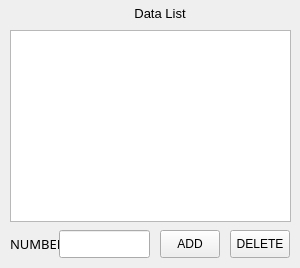
Old version of the form dataIO.ui in the repository BJIN-PARK/Edu.
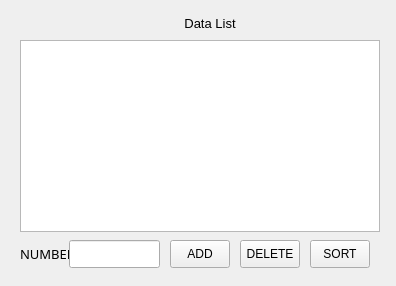
New version of the form.

Diff of the .ui file:
```diff
--- a/dataIO.ui
+++ b/dataIO.ui
@@ -6,8 +6,8 @@
    <rect>
     <x>0</x>
     <y>0</y>
-    <width>300</width>
-    <height>268</height>
+    <width>396</width>
+    <height>286</height>
    </rect>
   </property>
   <property name="windowTitle">
@@ -16,8 +16,8 @@
   <widget class="QPushButton" name="pushButton_deleteData">
    <property name="geometry">
     <rect>
-     <x>230</x>
-     <y>230</y>
+     <x>240</x>
+     <y>240</y>
      <width>60</width>
      <height>28</height>
     </rect>
@@ -29,8 +29,8 @@
   <widget class="QLabel" name="label">
    <property name="geometry">
     <rect>
-     <x>10</x>
-     <y>230</y>
+     <x>20</x>
+     <y>240</y>
      <width>51</width>
      <height>28</height>
     </rect>
@@ -48,8 +48,8 @@
   <widget class="QPushButton" name="pushButton_createData">
    <property name="geometry">
     <rect>
-     <x>160</x>
-     <y>230</y>
+     <x>170</x>
+     <y>240</y>
      <width>60</width>
      <height>28</height>
     </rect>
@@ -61,8 +61,8 @@
   <widget class="QLineEdit" name="line_dataIO">
    <property name="geometry">
     <rect>
-     <x>59</x>
-     <y>230</y>
+     <x>69</x>
+     <y>240</y>
      <width>91</width>
      <height>28</height>
     </rect>
@@ -74,8 +74,8 @@
   <widget class="QLabel" name="label_2">
    <property name="geometry">
     <rect>
-     <x>110</x>
-     <y>0</y>
+     <x>160</x>
+     <y>10</y>
      <width>100</width>
      <height>28</height>
     </rect>
@@ -87,13 +87,26 @@
   <widget class="QListWidget" name="listWidget_current">
    <property name="geometry">
     <rect>
-     <x>10</x>
-     <y>30</y>
-     <width>281</width>
+     <x>20</x>
+     <y>40</y>
+     <width>360</width>
      <height>192</height>
     </rect>
    </property>
   </widget>
+  <widget class="QPushButton" name="pushButton_sortData">
+   <property name="geometry">
+    <rect>
+     <x>310</x>
+     <y>240</y>
+     <width>60</width>
+     <height>28</height>
+    </rect>
+   </property>
+   <property name="text">
+    <string>SORT</string>
+   </property>
+  </widget>
  </widget>
  <resources/>
  <connections/>
```
Left out of the diff: 4 changed lines with no effect on the pictures.
